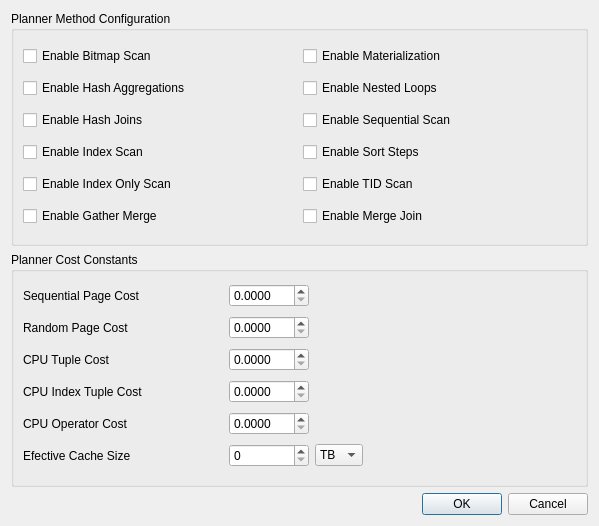
marcotcal/PG-DBA-Tools, file GUI/pgdbatool/dlgplanmethods.ui: the form before one commit.
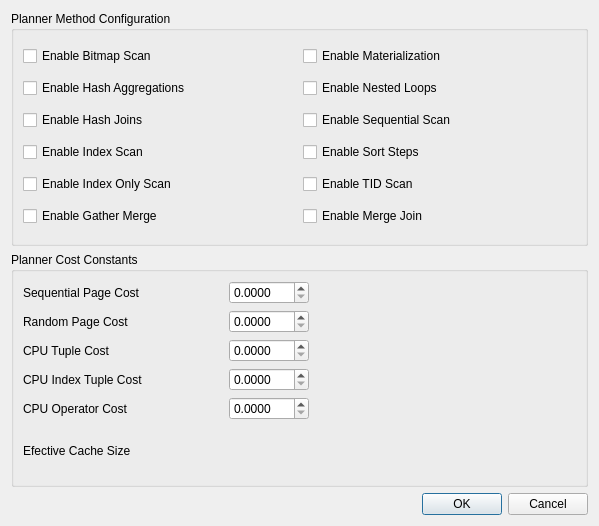
The form after the commit. Custom widgets are drawn as their Qt base class.

```diff
--- a/GUI/pgdbatool/dlgplanmethods.ui
+++ b/GUI/pgdbatool/dlgplanmethods.ui
@@ -112,8 +112,8 @@
      <property name="title">
       <string>Planner Cost Constants</string>
      </property>
-     <layout class="QGridLayout" name="gridLayout_2" columnstretch="0,0,0,0">
-      <item row="5" column="3">
+     <layout class="QGridLayout" name="gridLayout_2" columnstretch="0,0,0">
+      <item row="5" column="2">
        <spacer name="horizontalSpacer">
         <property name="orientation">
          <enum>Qt::Horizontal</enum>
@@ -126,13 +126,6 @@
         </property>
        </spacer>
       </item>
-      <item row="2" column="0">
-       <widget class="QLabel" name="label_3">
-        <property name="text">
-         <string>CPU Tuple Cost</string>
-        </property>
-       </widget>
-      </item>
       <item row="4" column="1">
        <widget class="QDoubleSpinBox" name="sp_operator_cost">
         <property name="minimumSize">
@@ -149,17 +142,58 @@
         </property>
        </widget>
       </item>
-      <item row="1" column="0">
-       <widget class="QLabel" name="label_2">
-        <property name="text">
-         <string>Random Page Cost</string>
+      <item row="1" column="1">
+       <widget class="QDoubleSpinBox" name="sp_random_page_cost">
+        <property name="minimumSize">
+         <size>
+          <width>80</width>
+          <height>0</height>
+         </size>
         </property>
+        <property name="decimals">
+         <number>4</number>
+        </property>
+        <property name="singleStep">
+         <double>0.000100000000000</double>
+        </property>
        </widget>
       </item>
-      <item row="5" column="0">
-       <widget class="QLabel" name="label_4">
+      <item row="0" column="1">
+       <widget class="QDoubleSpinBox" name="sp_seq_page_cost">
+        <property name="minimumSize">
+         <size>
+          <width>80</width>
+          <height>0</height>
+         </size>
+        </property>
+        <property name="decimals">
+         <number>4</number>
+        </property>
+        <property name="singleStep">
+         <double>0.000100000000000</double>
+        </property>
+       </widget>
+      </item>
+      <item row="3" column="0">
+       <widget class="QLabel" name="label_5">
         <property name="text">
-         <string>Efective Cache Size</string>
+         <string>CPU Index Tuple Cost</string>
+        </property>
+       </widget>
+      </item>
+      <item row="2" column="1">
+       <widget class="QDoubleSpinBox" name="sp_cpu_tuple_cost">
+        <property name="minimumSize">
+         <size>
+          <width>80</width>
+          <height>0</height>
+         </size>
+        </property>
+        <property name="decimals">
+         <number>4</number>
+        </property>
+        <property name="singleStep">
+         <double>0.000100000000000</double>
         </property>
        </widget>
       </item>
@@ -176,45 +210,6 @@
         </property>
        </widget>
       </item>
-      <item row="3" column="0">
-       <widget class="QLabel" name="label_5">
-        <property name="text">
-         <string>CPU Index Tuple Cost</string>
-        </property>
-       </widget>
-      </item>
-      <item row="0" column="1">
-       <widget class="QDoubleSpinBox" name="sp_seq_page_cost">
-        <property name="minimumSize">
-         <size>
-          <width>80</width>
-          <height>0</height>
-         </size>
-        </property>
-        <property name="decimals">
-         <number>4</number>
-        </property>
-        <property name="singleStep">
-         <double>0.000100000000000</double>
-        </property>
-       </widget>
-      </item>
-      <item row="1" column="1">
-       <widget class="QDoubleSpinBox" name="sp_random_page_cost">
-        <property name="minimumSize">
-         <size>
-          <width>80</width>
-          <height>0</height>
-         </size>
-        </property>
-        <property name="decimals">
-         <number>4</number>
-        </property>
-        <property name="singleStep">
-         <double>0.000100000000000</double>
-        </property>
-       </widget>
-      </item>
       <item row="3" column="1">
        <widget class="QDoubleSpinBox" name="sp_cpu_index_tuple_cost">
         <property name="minimumSize">
@@ -231,60 +226,11 @@
         </property>
        </widget>
       </item>
-      <item row="5" column="1">
-       <widget class="QSpinBox" name="sp_efective_cache_size">
-        <property name="minimumSize">
-         <size>
-          <width>80</width>
-          <height>0</height>
-         </size>
+      <item row="2" column="0">
+       <widget class="QLabel" name="label_3">
+        <property name="text">
+         <string>CPU Tuple Cost</string>
         </property>
-        <property name="maximum">
-         <number>1000</number>
-        </property>
-       </widget>
-      </item>
-      <item row="2" column="1">
-       <widget class="QDoubleSpinBox" name="sp_cpu_tuple_cost">
-        <property name="minimumSize">
-         <size>
-          <width>80</width>
-          <height>0</height>
-         </size>
-        </property>
-        <property name="decimals">
-         <number>4</number>
-        </property>
-        <property name="singleStep">
-         <double>0.000100000000000</double>
-        </property>
-       </widget>
-      </item>
-      <item row="5" column="2">
-       <widget class="QComboBox" name="cb_unit">
-        <property name="currentIndex">
-         <number>3</number>
-        </property>
-        <item>
-         <property name="text">
-          <string>kB</string>
-         </property>
-        </item>
-        <item>
-         <property name="text">
-          <string>MB</string>
-         </property>
-        </item>
-        <item>
-         <property name="text">
-          <string>GB</string>
-         </property>
-        </item>
-        <item>
-         <property name="text">
-          <string>TB</string>
-         </property>
-        </item>
        </widget>
       </item>
       <item row="4" column="0">
@@ -294,6 +240,23 @@
         </property>
        </widget>
       </item>
+      <item row="5" column="0">
+       <widget class="QLabel" name="label_4">
+        <property name="text">
+         <string>Efective Cache Size</string>
+        </property>
+       </widget>
+      </item>
+      <item row="1" column="0">
+       <widget class="QLabel" name="label_2">
+        <property name="text">
+         <string>Random Page Cost</string>
+        </property>
+       </widget>
+      </item>
+      <item row="5" column="1">
+       <widget class="MemoryEditor" name="me_effective_cache_size" native="true"/>
+      </item>
      </layout>
     </widget>
    </item>
@@ -309,6 +272,14 @@
    </item>
   </layout>
  </widget>
+ <customwidgets>
+  <customwidget>
+   <class>MemoryEditor</class>
+   <extends>QWidget</extends>
+   <header>memoryeditor.h</header>
+   <container>1</container>
+  </customwidget>
+ </customwidgets>
  <resources/>
  <connections>
   <connection>
```
